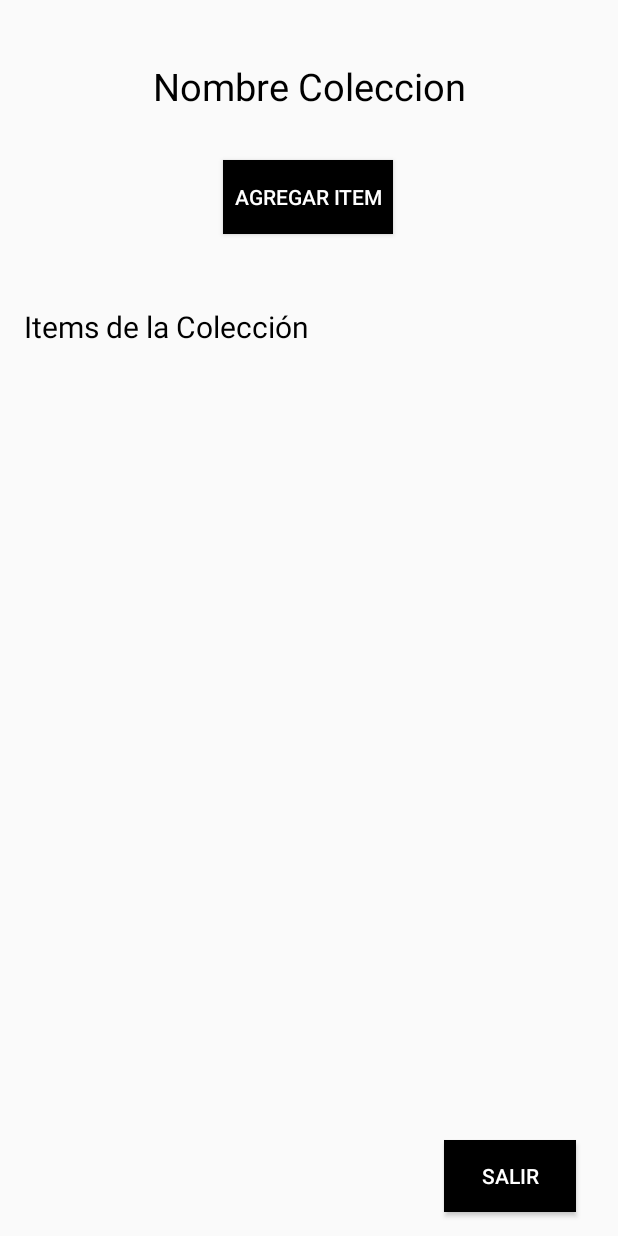
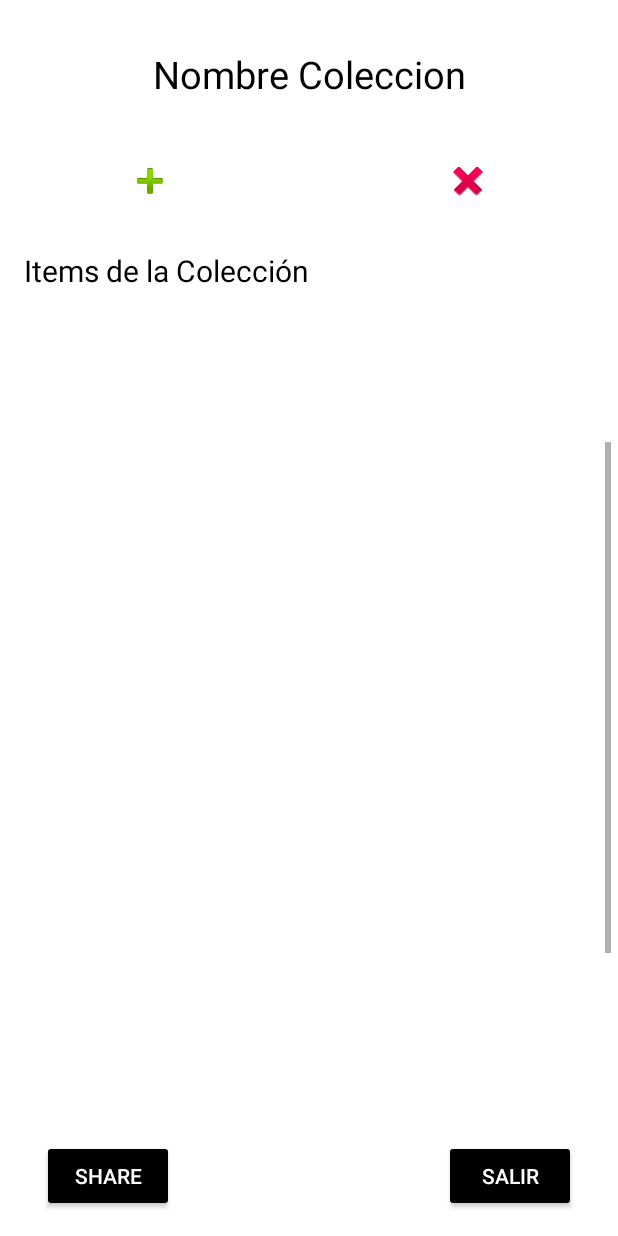
Before and after one commit to GuadalupeArias/MyCollection, an Android app: the EditarColeccion screen opened directly, with no data from a screen before it, on a phone screen of 412 x 824 dp. Run offline under Robolectric (Android 15) with nearby library versions, the phone set to English and light mode, and no system bars; 7 statements that could not run were skipped.

Commit message:
12/06/2021 delete and update

```diff
--- a/app/src/main/AndroidManifest.xml
+++ b/app/src/main/AndroidManifest.xml
@@ -19,7 +19,9 @@
         android:roundIcon="@mipmap/ic_launcher_round"
         android:supportsRtl="true"
         android:theme="@style/Theme.AppCompat.Light.NoActionBar">
-        <activity android:name=".EditarColeccion"></activity>
+        <activity android:name=".EditarItem"></activity>
+        <activity android:name=".EventoCompra" />
+        <activity android:name=".EditarColeccion" />
         <activity android:name=".AddItem" />
         <activity android:name=".NuevaColeccion" />
         <activity android:name=".Inicio" />
--- a/app/src/main/java/com/example/mycollection/EditarColeccion.java
+++ b/app/src/main/java/com/example/mycollection/EditarColeccion.java
@@ -9,6 +9,7 @@ import android.os.Bundle;
 import android.view.View;
 import android.widget.AdapterView;
 import android.widget.Button;
+import android.widget.ImageButton;
 import android.widget.ListAdapter;
 import android.widget.ListView;
 import android.widget.TextView;
@@ -27,11 +28,14 @@ import utilidades.Utilidades;
 public class EditarColeccion extends AppCompatActivity {
 
     TextView nombreColec;
-    Button agregarItem;
+    ImageButton agregarItem;
+    ImageButton deleteCol;
     Button salir;
+    Button shareCol;
     TextView items;
     ListView miListView;
     Colecciones c;
+    Items item = new Items();
     ColeccionesService coleccionesService =new ColeccionesService();
     List<Items> mListItems;
     ListAdapter miAdapter;
@@ -44,8 +48,10 @@ public class EditarColeccion extends AppCompatActivity {
         conn=new ConexionSQLiteHelper(this,null,1);
         nombreColec=(TextView)findViewById(R.id.tvTituloColeccion);
         items=(TextView)findViewById(R.id.tvListaItems);
-        agregarItem=(Button)findViewById(R.id.btnAgregarItem);
+        agregarItem=(ImageButton)findViewById(R.id.btnAgregarItem);
         salir=(Button)findViewById(R.id.btnSalirItems);
+        deleteCol=(ImageButton)findViewById(R.id.btnDeleteColec);
+        shareCol=(Button)findViewById(R.id.btnShareColec);
         miListView=findViewById(R.id.listadoItemsLV);
 
         c=coleccionesService.getColecById(getIntent().getIntExtra("Id",0), EditarColeccion.this);
@@ -58,6 +64,11 @@ public class EditarColeccion extends AppCompatActivity {
         miListView.setOnItemClickListener(new AdapterView.OnItemClickListener() {
             @Override
             public void onItemClick(AdapterView<?> parent, View view, int position, long id) {
+
+                item.setId(mListItems.get(position).getId());
+                Intent i2 = new Intent(EditarColeccion.this, EditarItem.class);
+                i2.putExtra("Id",item.getId());
+                startActivity(i2);
                 Toast.makeText(EditarColeccion.this, "Id:"+mListItems.get(position).getId()+"\n"+
                                 "Usuario Id:"+mListItems.get(position).getColeccion_id()+"\n"+
                                 "Comentario : "+mListItems.get(position).getDescriptionItem()+"\n"
@@ -83,6 +94,30 @@ public class EditarColeccion extends AppCompatActivity {
                 i.putExtra("Id",Integer.parseInt(c.getUsuario_id()));
                 startActivity(i);
                 finish();
+            }
+        });
+
+        shareCol.setOnClickListener(new View.OnClickListener() {
+            @Override
+            public void onClick(View v) {
+
+            }
+        });
+
+        deleteCol.setOnClickListener(new View.OnClickListener() {
+            @Override
+            public void onClick(View v) {
+                if (coleccionesService.eliminarColeccion(c.getId(),EditarColeccion.this)){
+                    Intent i3= new Intent(EditarColeccion.this, Inicio.class);
+                    Toast.makeText(EditarColeccion.this, "Coleccion eliminada", Toast.LENGTH_LONG).show();
+                    i3.putExtra("Id",Integer.parseInt(c.getUsuario_id()));
+                    startActivity(i3);
+                    finish();
+                }
+                else {
+                    Toast.makeText(EditarColeccion.this, "ERROR: no se pudo eliminar", Toast.LENGTH_LONG).show();
+                }
+
             }
         });
 
--- a/app/src/main/res/layout/activity_add_item.xml
+++ b/app/src/main/res/layout/activity_add_item.xml
@@ -105,9 +105,10 @@
         android:layout_height="wrap_content"
         android:layout_marginTop="44dp"
         android:layout_marginEnd="60dp"
-        android:background="@color/black"
         android:text="Galeria"
         android:textColor="@color/white"
+        app:backgroundTint="@color/black"
+        app:iconTint="@color/white"
         app:layout_constraintEnd_toEndOf="parent"
         app:layout_constraintTop_toBottomOf="@+id/etDescripItem" />
 
@@ -117,9 +118,10 @@
         android:layout_height="wrap_content"
         android:layout_marginTop="16dp"
         android:layout_marginEnd="60dp"
-        android:background="@color/black"
         android:text="@string/camara"
         android:textColor="@color/white"
+        app:backgroundTint="@color/black"
+        app:iconTint="@color/white"
         app:layout_constraintEnd_toEndOf="parent"
         app:layout_constraintTop_toBottomOf="@+id/btnGaleria" />
 
--- a/app/src/main/res/layout/activity_editar_coleccion.xml
+++ b/app/src/main/res/layout/activity_editar_coleccion.xml
@@ -4,13 +4,14 @@
     xmlns:tools="http://schemas.android.com/tools"
     android:layout_width="match_parent"
     android:layout_height="match_parent"
+    android:background="#FFFFFF"
     tools:context=".EditarColeccion">
 
     <TextView
         android:id="@+id/tvTituloColeccion"
         android:layout_width="wrap_content"
         android:layout_height="wrap_content"
-        android:layout_marginTop="40dp"
+        android:layout_marginTop="32dp"
         android:text="Nombre Coleccion"
         android:textColor="@color/black"
         android:textSize="25sp"
@@ -18,34 +19,33 @@
         app:layout_constraintStart_toStartOf="parent"
         app:layout_constraintTop_toTopOf="parent" />
 
-    <Button
-        android:id="@+id/btnAgregarItem"
-        android:layout_width="113dp"
-        android:layout_height="49dp"
-        android:layout_marginTop="32dp"
-        android:background="@color/black"
-        android:text="Agregar Item"
-        android:textColor="@color/white"
-        app:layout_constraintEnd_toEndOf="parent"
-        app:layout_constraintHorizontal_bias="0.498"
-        app:layout_constraintStart_toStartOf="parent"
-        app:layout_constraintTop_toBottomOf="@+id/tvTituloColeccion" />
-
     <TextView
         android:id="@+id/tvListaItems"
         android:layout_width="wrap_content"
         android:layout_height="wrap_content"
         android:layout_marginStart="16dp"
-        android:layout_marginTop="48dp"
+        android:layout_marginTop="16dp"
         android:text="Items de la Colección"
         android:textColor="@color/black"
         android:textSize="20sp"
         app:layout_constraintStart_toStartOf="parent"
         app:layout_constraintTop_toBottomOf="@+id/btnAgregarItem" />
 
+    <ImageButton
+        android:id="@+id/btnAgregarItem"
+        android:layout_width="60dp"
+        android:layout_height="60dp"
+
+        android:layout_marginStart="70dp"
+        android:layout_marginTop="24dp"
+        android:background="@color/white"
+        android:src="@android:drawable/ic_input_add"
+        app:layout_constraintStart_toStartOf="parent"
+        app:layout_constraintTop_toBottomOf="@+id/tvTituloColeccion" />
+
     <ScrollView
-        android:layout_width="411dp"
-        android:layout_height="418dp"
+        android:layout_width="402dp"
+        android:layout_height="358dp"
         android:layout_marginTop="6dp"
         android:layout_marginBottom="13dp"
         app:layout_constraintBottom_toTopOf="@+id/btnSalirItems"
@@ -61,7 +61,7 @@
             <ListView
                 android:id="@+id/listadoItemsLV"
                 android:layout_width="match_parent"
-                android:layout_height="414dp" />
+                android:layout_height="376dp" />
         </LinearLayout>
     </ScrollView>
 
@@ -71,9 +71,35 @@
         android:layout_height="wrap_content"
         android:layout_marginEnd="28dp"
         android:layout_marginBottom="16dp"
-        android:background="@color/black"
         android:text="Salir"
         android:textColor="@color/white"
+        app:backgroundTint="@color/black"
+        app:iconTint="@color/white"
         app:layout_constraintBottom_toBottomOf="parent"
         app:layout_constraintEnd_toEndOf="parent" />
+
+    <Button
+        android:id="@+id/btnShareColec"
+        android:layout_width="wrap_content"
+        android:layout_height="wrap_content"
+        android:layout_marginStart="28dp"
+        android:layout_marginBottom="16dp"
+        android:text="Share"
+        android:textColor="@color/white"
+        app:backgroundTint="@color/black"
+        app:iconTint="@color/white"
+        app:layout_constraintBottom_toBottomOf="parent"
+        app:layout_constraintStart_toStartOf="parent" />
+
+    <ImageButton
+        android:id="@+id/btnDeleteColec"
+        android:layout_width="60dp"
+        android:layout_height="60dp"
+        android:layout_marginTop="24dp"
+        android:layout_marginEnd="70dp"
+        android:background="@color/white"
+        app:layout_constraintEnd_toEndOf="parent"
+        app:layout_constraintTop_toBottomOf="@+id/tvTituloColeccion"
+        app:srcCompat="@android:drawable/ic_delete" />
+
 </androidx.constraintlayout.widget.ConstraintLayout>
--- a/app/src/main/res/layout/activity_nueva_coleccion.xml
+++ b/app/src/main/res/layout/activity_nueva_coleccion.xml
@@ -140,9 +140,10 @@
             android:layout_height="wrap_content"
             android:layout_marginEnd="56dp"
             android:layout_marginBottom="32dp"
-            android:background="@color/black"
             android:text="Galeria"
             android:textColor="@color/white"
+            app:backgroundTint="@color/black"
+            app:iconTint="@color/white"
             app:layout_constraintBottom_toTopOf="@+id/camBtn"
             app:layout_constraintEnd_toEndOf="parent" />
 
@@ -152,9 +153,10 @@
             android:layout_height="wrap_content"
             android:layout_marginEnd="56dp"
             android:layout_marginBottom="48dp"
-            android:background="@color/black"
             android:text="Camara"
             android:textColor="@color/white"
+            app:backgroundTint="@color/black"
+            app:iconTint="@color/white"
             app:layout_constraintBottom_toTopOf="@+id/etDescripcion"
             app:layout_constraintEnd_toEndOf="parent" />
     </androidx.constraintlayout.widget.ConstraintLayout>
--- a/app/src/main/res/values/strings.xml
+++ b/app/src/main/res/values/strings.xml
@@ -18,4 +18,5 @@
     <string name="cancelar">Cancelar</string>
     <string name="Agregar">Agregar</string>
     <string name="camara">Camara</string>
+    <string name="guardar">Guardar</string>
 </resources>
```
Also changed, not shown: app/src/main/java/com/example/mycollection/EditarItem.java (added, +98 -0 lines), app/src/main/java/com/example/mycollection/EventoCompra.java (added, +14 -0 lines), app/src/main/java/com/example/mycollection/Inicio.java (+12 -0 lines), app/src/main/res/layout/activity_editar_item.xml (added, +197 -0 lines), app/src/main/res/layout/activity_evento_compra.xml (added, +121 -0 lines), app/src/main/res/layout/activity_inicio.xml (+27 -2 lines).
